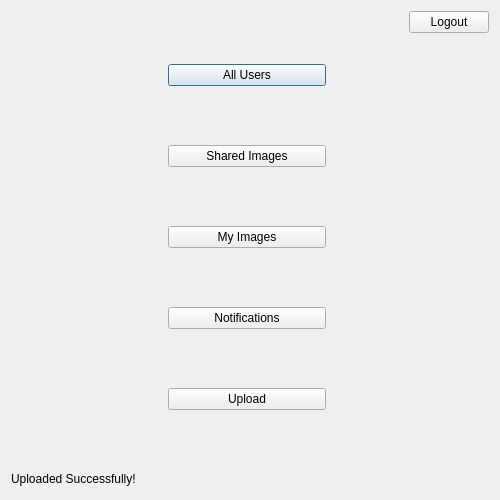
hassan-kandil/DistImage, file seconddialog.ui: the form before one commit.
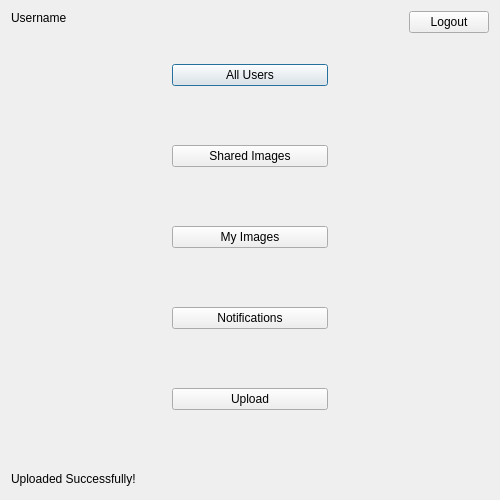
The form after the commit.

```diff
--- a/seconddialog.ui
+++ b/seconddialog.ui
@@ -17,6 +17,28 @@
    <item>
     <layout class="QHBoxLayout" name="horizontalLayout_3">
      <item>
+      <layout class="QVBoxLayout" name="verticalLayout_3">
+       <item>
+        <widget class="QLabel" name="lbl_user">
+         <property name="text">
+          <string>Username</string>
+         </property>
+        </widget>
+       </item>
+       <item>
+        <spacer name="verticalSpacer_8">
+         <property name="orientation">
+          <enum>Qt::Vertical</enum>
+         </property>
+         <property name="sizeHint" stdset="0">
+          <size>
+           <width>20</width>
+           <height>40</height>
+          </size>
+         </property>
+        </spacer>
+       </item>
+       <item>
       <spacer name="horizontalSpacer">
        <property name="orientation">
         <enum>Qt::Horizontal</enum>
@@ -28,6 +50,8 @@
         </size>
        </property>
       </spacer>
+       </item>
+      </layout>
      </item>
      <item>
       <layout class="QVBoxLayout" name="verticalLayout">
```
Left out of the diff: 2 changed lines with no effect on the pictures. Lines whose indentation alone changed are shown as unchanged.
